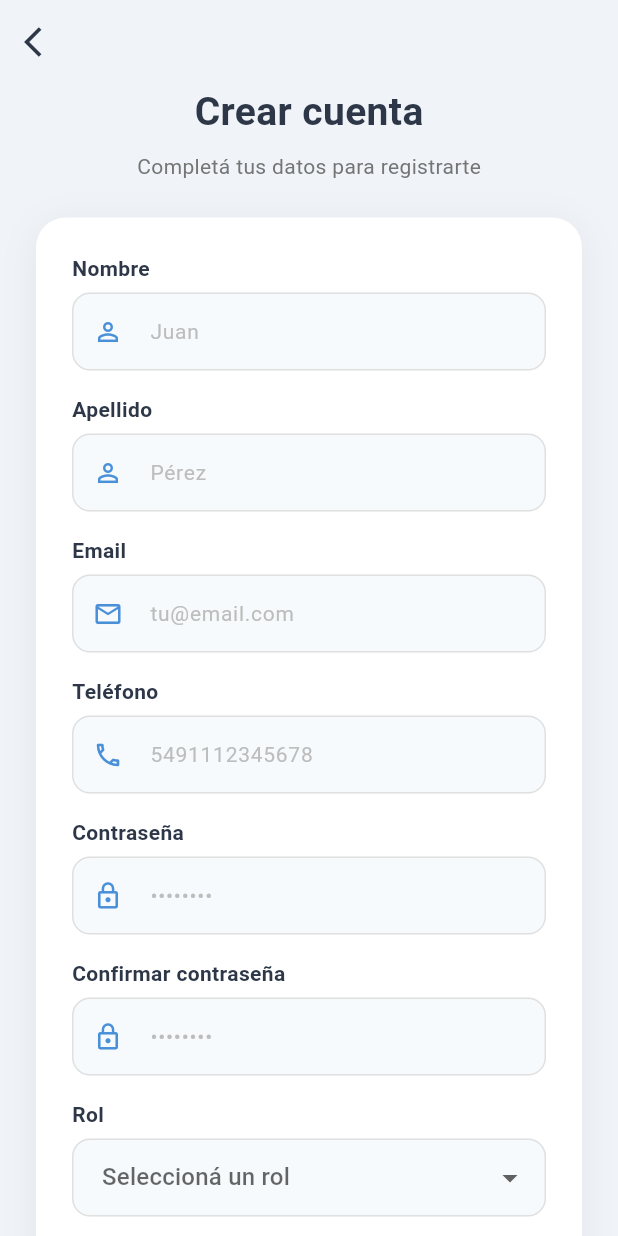
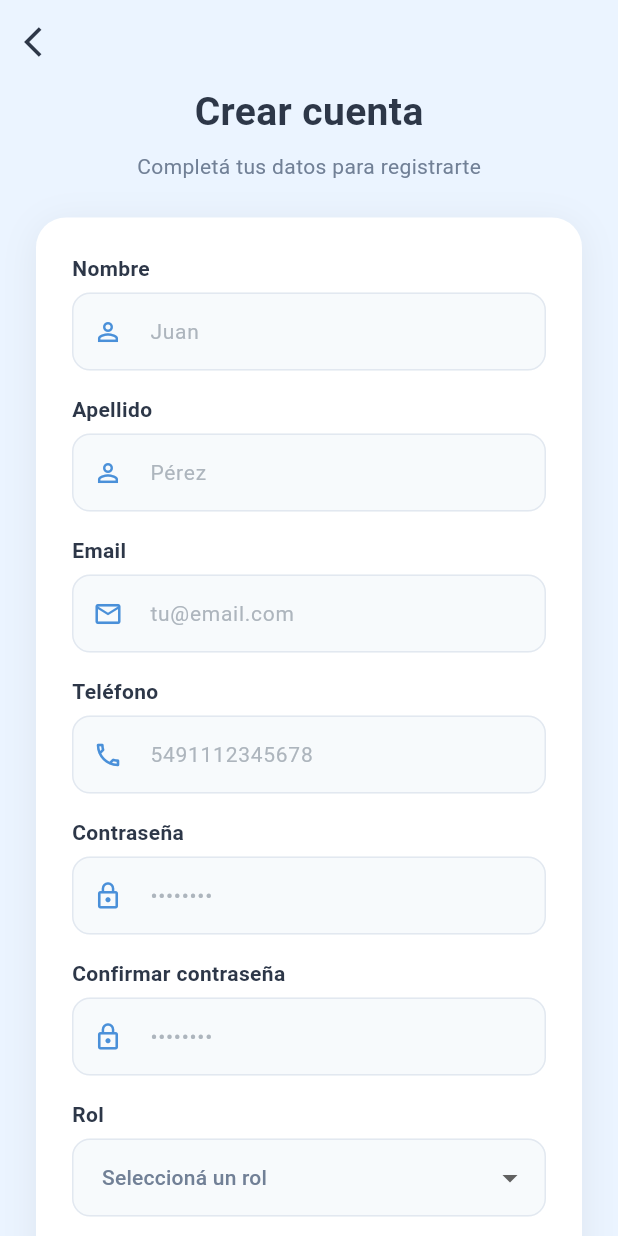
Before and after one commit to fatimaGisele/appGuardiasFront, a Flutter app: the screen it shows after launch, after a tap on "Iniciar sesión", after a tap on "Registrate", on a phone screen of 412 x 824 dp. Run offline on Flutter 3.47's test engine with Material 3 defaults, Android fonts, the phone set to English and light mode, and no system bars; our stand-ins replace flutter_secure_storage, go_router.

Commit message:
centralizando el style

```diff
--- /dev/null
+++ b/lib/core/constants/app_theme.dart
@@ -0,0 +1,153 @@
+import 'package:flutter/material.dart';
+
+class AppColors {
+  //colores primarios
+  static const Color primary = Color(0xFF4A90D9);
+  static const Color primaryDark = Color(0xFF2D6FAF);
+  static const Color primaryLight = Color(0xFFEBF4FF);
+  //fondos
+  static const Color background = Color(0xFFEBF4FF);
+  static const Color surface = Colors.white;
+  static const Color inputFill = Color(0xFFF7FAFC);
+  //colores texto
+  static const Color textPrimary = Color(0xFF2D3748);
+  static const Color textSecondary = Color(0xFF718096);
+  static const Color textHint = Color(0xFFADB5BD);
+  //estados
+  static const Color success = Color(0xFF48BB78);
+  static const Color error = Color(0xFFE53E3E);
+  static const Color warning = Color(0xFFED8936);
+  static const Color info = Color(0xFF4A90D9);
+  //color borde
+  static const Color bordeColor = Color(0xFFE2E8F0);
+}
+
+class AppTextStyles {
+  static const TextStyle heading1 = TextStyle(
+    fontSize: 26,
+    fontWeight: FontWeight.bold,
+    color: AppColors.textPrimary,
+  );
+
+  static const TextStyle heading2 = TextStyle(
+    fontSize: 20,
+    fontWeight: FontWeight.bold,
+    color: AppColors.textPrimary,
+  );
+
+  static const TextStyle heading3 = TextStyle(
+    fontSize: 16,
+    fontWeight: FontWeight.w600,
+    color: AppColors.textPrimary,
+  );
+
+  static const TextStyle body = TextStyle(
+    fontSize: 14,
+    color: AppColors.textPrimary,
+  );
+
+  static const TextStyle bodySecondary = TextStyle(
+    fontSize: 14,
+    color: AppColors.textSecondary,
+  );
+
+  static const TextStyle label = TextStyle(
+    fontSize: 14,
+    fontWeight: FontWeight.w600,
+    color: AppColors.textPrimary,
+  );
+
+  static const TextStyle caption = TextStyle(
+    fontSize: 12,
+    color: AppColors.textSecondary,
+  );
+
+  static const TextStyle button = TextStyle(
+    fontSize: 16,
+    fontWeight: FontWeight.w600,
+    color: Colors.white,
+  );
+
+  static const TextStyle link = TextStyle(
+    fontSize: 14,
+    fontWeight: FontWeight.w600,
+    color: AppColors.primary,
+  );
+}
+
+class AppDecorations {
+  //card principal
+  static BoxDecoration card = BoxDecoration(
+    color: AppColors.surface,
+    borderRadius: BorderRadius.circular(20),
+    boxShadow: [
+      BoxShadow(
+        color: Colors.black.withValues(alpha: 0.06),
+        blurRadius: 20,
+        offset: Offset(0, 4),
+      ),
+    ],
+  );
+
+  //input habilitado
+  static InputDecoration inputDecoration({
+    required String hint,
+    IconData? prefixIcon,
+    Widget? suffixIcon,
+  }) {
+    return InputDecoration(
+      hintText: hint,
+      hintStyle: const TextStyle(color: AppColors.textHint, fontSize: 14),
+      prefixIcon: prefixIcon != null
+          ? Icon(prefixIcon, color: AppColors.primary, size: 20)
+          : null,
+      suffixIcon: suffixIcon,
+      filled: true,
+      fillColor: AppColors.inputFill,
+      border: OutlineInputBorder(
+        borderRadius: BorderRadius.circular(12),
+        borderSide: const BorderSide(color: AppColors.bordeColor),
+      ),
+      enabledBorder: OutlineInputBorder(
+        borderRadius: BorderRadius.circular(12),
+        borderSide: const BorderSide(color: AppColors.bordeColor),
+      ),
+      focusedBorder: OutlineInputBorder(
+        borderRadius: BorderRadius.circular(12),
+        borderSide: const BorderSide(color: AppColors.primary, width: 2),
+      ),
+      errorBorder: OutlineInputBorder(
+        borderRadius: BorderRadius.circular(12),
+        borderSide: const BorderSide(color: AppColors.error),
+      ),
+      focusedErrorBorder: OutlineInputBorder(
+        borderRadius: BorderRadius.circular(12),
+        borderSide: const BorderSide(color: AppColors.error, width: 2),
+      ),
+      contentPadding: const EdgeInsets.symmetric(horizontal: 16, vertical: 14),
+    );
+  }
+
+  //boton primario
+  static ButtonStyle primaryButton = ElevatedButton.styleFrom(
+    backgroundColor: AppColors.primary,
+    foregroundColor: Colors.white,
+    shape: RoundedRectangleBorder(
+      borderRadius: BorderRadiusGeometry.circular(12),
+    ),
+    elevation: 0,
+    minimumSize: Size(double.infinity, 50),
+  );
+}
+
+class AppTheme {
+  static ThemeData get theme => ThemeData(
+    fontFamily: 'Roboto',
+    useMaterial3: true,
+    colorScheme: ColorScheme.fromSeed(seedColor: AppColors.primary),
+    scaffoldBackgroundColor: AppColors.background,
+    elevatedButtonTheme: ElevatedButtonThemeData(
+      style: AppDecorations.primaryButton,
+    )
+  );
+}
--- a/lib/features/auth/screens/login_screen.dart
+++ b/lib/features/auth/screens/login_screen.dart
@@ -2,6 +2,7 @@ import 'package:flutter/material.dart';
 import 'package:go_router/go_router.dart';
 import '../../../core/services/auth_service.dart';
 import '../widgets/auth_text_field.dart';
+import '../../../core/constants/app_theme.dart';
 
 class LoginScreen extends StatefulWidget {
   const LoginScreen({super.key});
@@ -43,7 +44,7 @@ class _LoginScreenState extends State<LoginScreen> {
       ScaffoldMessenger.of(context).showSnackBar(
         SnackBar(
           content: Text(result['error']),
-          backgroundColor: Colors.red[400],
+          backgroundColor: AppColors.error,
           behavior: SnackBarBehavior.floating,
           )
         );
@@ -53,7 +54,7 @@ class _LoginScreenState extends State<LoginScreen> {
   @override
   Widget build(BuildContext context) {
     return Scaffold(
-       backgroundColor: const Color(0xFFF0F4F8),
+       backgroundColor: AppColors.background,
       body: SafeArea(
         child: Center(
           child: SingleChildScrollView(
@@ -66,7 +67,7 @@ class _LoginScreenState extends State<LoginScreen> {
                   width: 80,
                   height: 80,
                   decoration: BoxDecoration(
-                    color: const Color(0xFF4A90D9),
+                    color: AppColors.primary,
                     borderRadius: BorderRadius.circular(20),
                   ),
                   child: const Icon(
@@ -87,24 +88,14 @@ class _LoginScreenState extends State<LoginScreen> {
                 const SizedBox(height: 8),
                 Text(
                   'Iniciá sesión para continuar',
-                  style: TextStyle(fontSize: 14, color: Colors.grey[600]),
+                  style: AppTextStyles.heading1,
                 ),
                 const SizedBox(height: 40),
 
                 // Formulario
                 Container(
                   padding: const EdgeInsets.all(24),
-                  decoration: BoxDecoration(
-                    color: Colors.white,
-                    borderRadius: BorderRadius.circular(20),
-                    boxShadow: [
-                      BoxShadow(
-                        color: Colors.black.withValues(alpha:0.06),
-                        blurRadius: 20,
-                        offset: const Offset(0, 4),
-                      ),
-                    ],
-                  ),
+                  decoration: AppDecorations.card,
                   child: Form(
                     key: _formKey,
                     child: Column(
--- a/lib/features/auth/screens/register_screen.dart
+++ b/lib/features/auth/screens/register_screen.dart
@@ -2,6 +2,7 @@ import 'package:flutter/material.dart';
 import 'package:go_router/go_router.dart';
 import '../../../core/services/auth_service.dart';
 import '../widgets/auth_text_field.dart';
+import '../../../core/constants/app_theme.dart';
 
 class RegisterScreen extends StatefulWidget {
   const RegisterScreen({super.key});
@@ -69,7 +70,7 @@ class _RegisterScreenState extends State<RegisterScreen> {
       ScaffoldMessenger.of(context).showSnackBar(
         const SnackBar(
           content: Text('Usuario creado correctamente'),
-          backgroundColor: Colors.green,
+          backgroundColor: AppColors.success,
           behavior: SnackBarBehavior.floating,
         ),
       );
@@ -78,7 +79,7 @@ class _RegisterScreenState extends State<RegisterScreen> {
       ScaffoldMessenger.of(context).showSnackBar(
         SnackBar(
           content: Text(result['errors'].toString()),
-          backgroundColor: Colors.red[400],
+          backgroundColor: AppColors.error,
           behavior: SnackBarBehavior.floating,
         ),
       );
@@ -88,12 +89,12 @@ class _RegisterScreenState extends State<RegisterScreen> {
   @override
   Widget build(BuildContext context) {
     return Scaffold(
-      backgroundColor: const Color(0xFFF0F4F8),
+      backgroundColor: AppColors.background,
       appBar: AppBar(
         backgroundColor: Colors.transparent,
         elevation: 0,
         leading: IconButton(
-          icon: const Icon(Icons.arrow_back_ios, color: Color(0xFF2D3748)),
+          icon: const Icon(Icons.arrow_back_ios, color: AppColors.textPrimary),
           onPressed: () => context.go('/login'),
         ),
       ),
@@ -104,31 +105,17 @@ class _RegisterScreenState extends State<RegisterScreen> {
             children: [
               const Text(
                 'Crear cuenta',
-                style: TextStyle(
-                  fontSize: 26,
-                  fontWeight: FontWeight.bold,
-                  color: Color(0xFF2D3748),
-                ),
+                style: AppTextStyles.heading1,
               ),
               const SizedBox(height: 8),
               Text(
                 'Completá tus datos para registrarte',
-                style: TextStyle(fontSize: 14, color: Colors.grey[600]),
+                style: AppTextStyles.bodySecondary,
               ),
               const SizedBox(height: 24),
               Container(
                 padding: const EdgeInsets.all(24),
-                decoration: BoxDecoration(
-                  color: Colors.white,
-                  borderRadius: BorderRadius.circular(20),
-                  boxShadow: [
-                    BoxShadow(
-                      color: Colors.black.withValues(alpha: 0.06),
-                      blurRadius: 20,
-                      offset: const Offset(0, 4),
-                    ),
-                  ],
-                ),
+                decoration: AppDecorations.card,
                 child: Form(
                   key: _formKey,
                   child: Column(
@@ -200,35 +187,13 @@ class _RegisterScreenState extends State<RegisterScreen> {
                         children: [
                           const Text(
                             'Rol',
-                            style: TextStyle(
-                              fontSize: 14,
-                              fontWeight: FontWeight.w600,
-                              color: Color(0xFF2D3748),
-                            ),
+                            style: AppTextStyles.label,
                           ),
                           const SizedBox(height: 6),
                           DropdownButtonFormField<int>(
                             value: _rolSeleccionado,
-                            hint: const Text('Seleccioná un rol'),
-                            decoration: InputDecoration(
-                              filled: true,
-                              fillColor: const Color(0xFFF7FAFC),
-                              border: OutlineInputBorder(
-                                borderRadius: BorderRadius.circular(12),
-                                borderSide: BorderSide(color: Colors.grey[300]!),
-                              ),
-                              enabledBorder: OutlineInputBorder(
-                                borderRadius: BorderRadius.circular(12),
-                                borderSide: BorderSide(color: Colors.grey[300]!),
-                              ),
-                              focusedBorder: OutlineInputBorder(
-                                borderRadius: BorderRadius.circular(12),
-                                borderSide: const BorderSide(
-                                    color: Color(0xFF4A90D9), width: 2),
-                              ),
-                              contentPadding: const EdgeInsets.symmetric(
-                                  horizontal: 16, vertical: 14),
-                            ),
+                            hint: const Text('Seleccioná un rol', style: AppTextStyles.bodySecondary),
+                            decoration: AppDecorations.inputDecoration(hint: ''),
                             items: _roles.map((rol) {
                               return DropdownMenuItem<int>(
                                 value: rol['id'],
@@ -248,14 +213,7 @@ class _RegisterScreenState extends State<RegisterScreen> {
                         height: 50,
                         child: ElevatedButton(
                           onPressed: _isLoading ? null : _register,
-                          style: ElevatedButton.styleFrom(
-                            backgroundColor: const Color(0xFF4A90D9),
-                            foregroundColor: Colors.white,
-                            shape: RoundedRectangleBorder(
-                              borderRadius: BorderRadius.circular(12),
-                            ),
-                            elevation: 0,
-                          ),
+                          style: AppDecorations.primaryButton,
                           child: _isLoading
                               ? const SizedBox(
                                   width: 20,
@@ -267,10 +225,7 @@ class _RegisterScreenState extends State<RegisterScreen> {
                                 )
                               : const Text(
                                   'Crear cuenta',
-                                  style: TextStyle(
-                                    fontSize: 16,
-                                    fontWeight: FontWeight.w600,
-                                  ),
+                                  style: AppTextStyles.button,
                                 ),
                         ),
                       ),
@@ -283,15 +238,12 @@ class _RegisterScreenState extends State<RegisterScreen> {
                 mainAxisAlignment: MainAxisAlignment.center,
                 children: [
                   Text('¿Ya tenés cuenta? ',
-                      style: TextStyle(color: Colors.grey[600])),
+                      style: AppTextStyles.bodySecondary),
                   GestureDetector(
                     onTap: () => context.go('/login'),
                     child: const Text(
                       'Iniciá sesión',
-                      style: TextStyle(
-                        color: Color(0xFF4A90D9),
-                        fontWeight: FontWeight.w600,
-                      ),
+                      style: AppTextStyles.link,
                     ),
                   ),
                 ],
--- a/lib/features/auth/widgets/auth_text_field.dart
+++ b/lib/features/auth/widgets/auth_text_field.dart
@@ -1,4 +1,5 @@
 import 'package:flutter/material.dart';
+import '../../../core/constants/app_theme.dart';
 
 class AuthTextField extends StatelessWidget {
   final String label;
@@ -8,6 +9,7 @@ class AuthTextField extends StatelessWidget {
   final TextInputType keyboardType;
   final String? Function(String?)? validator;
   final IconData? prefixIcon;
+  final Widget? suffixIcon;
 
   const AuthTextField({
     super.key,
@@ -18,6 +20,7 @@ class AuthTextField extends StatelessWidget {
     this.keyboardType = TextInputType.text,
     this.validator,
     this.prefixIcon,
+    this.suffixIcon,
   });
 
   @override
@@ -25,45 +28,17 @@ class AuthTextField extends StatelessWidget {
     return Column(
       crossAxisAlignment: CrossAxisAlignment.start,
       children: [
-        Text(
-          label,
-          style: const TextStyle(
-            fontSize: 14,
-            fontWeight: FontWeight.w600,
-            color: Color(0xFF2D3748),
-          ),
-        ),
+        Text(label, style: AppTextStyles.label),
         const SizedBox(height: 6),
         TextFormField(
           controller: controller,
           obscureText: obscureText,
           keyboardType: keyboardType,
           validator: validator,
-          decoration: InputDecoration(
-            hintText: hint,
-            hintStyle: TextStyle(color: Colors.grey[400], fontSize: 14),
-            prefixIcon: prefixIcon != null
-                ? Icon(prefixIcon, color: const Color(0xFF4A90D9), size: 20)
-                : null,
-            filled: true,
-            fillColor: const Color(0xFFF7FAFC),
-            border: OutlineInputBorder(
-              borderRadius: BorderRadius.circular(12),
-              borderSide: BorderSide(color: Colors.grey[300]!),
-            ),
-            enabledBorder: OutlineInputBorder(
-              borderRadius: BorderRadius.circular(12),
-              borderSide: BorderSide(color: Colors.grey[300]!),
-            ),
-            focusedBorder: OutlineInputBorder(
-              borderRadius: BorderRadius.circular(12),
-              borderSide: const BorderSide(color: Color(0xFF4A90D9), width: 2),
-            ),
-            errorBorder: OutlineInputBorder(
-              borderRadius: BorderRadius.circular(12),
-              borderSide: const BorderSide(color: Colors.red),
-            ),
-            contentPadding: const EdgeInsets.symmetric(horizontal: 16, vertical: 14),
+          decoration: AppDecorations.inputDecoration(
+            hint: hint,
+            prefixIcon: prefixIcon,
+            suffixIcon: suffixIcon,
           ),
         ),
         const SizedBox(height: 16),
--- a/lib/main.dart
+++ b/lib/main.dart
@@ -1,5 +1,6 @@
 import 'package:flutter/material.dart';
 import 'router/app_router.dart';
+import 'core/constants/app_theme.dart';
 
 void main() {
   runApp(const GuardiasApp());
@@ -15,10 +16,7 @@ class GuardiasApp extends StatelessWidget {
       title: 'Sistema de Guardias Demo',
       debugShowCheckedModeBanner: false,
       routerConfig: appRouter,
-      theme: ThemeData(
-        fontFamily: 'Roboto',
-        colorScheme: ColorScheme.fromSeed(seedColor: const Color(0xFF4A90D9),),
-        useMaterial3: true,)
+      theme: AppTheme.theme,
     );
   }
 }
```
Also changed, not shown: 1 other file.
